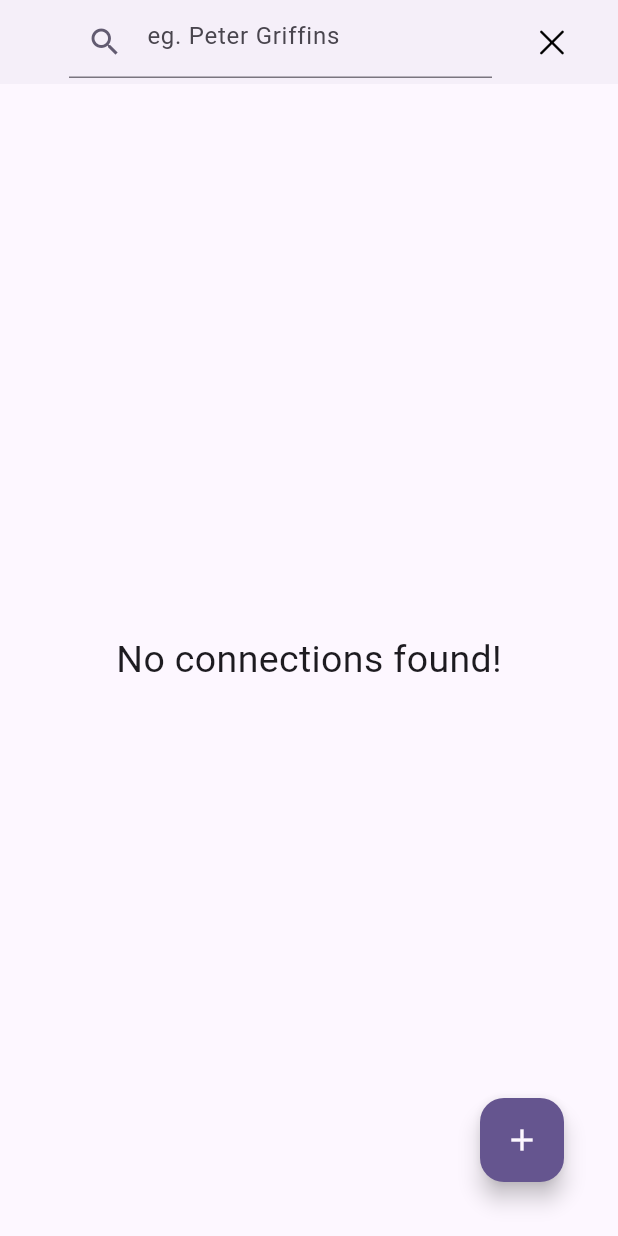
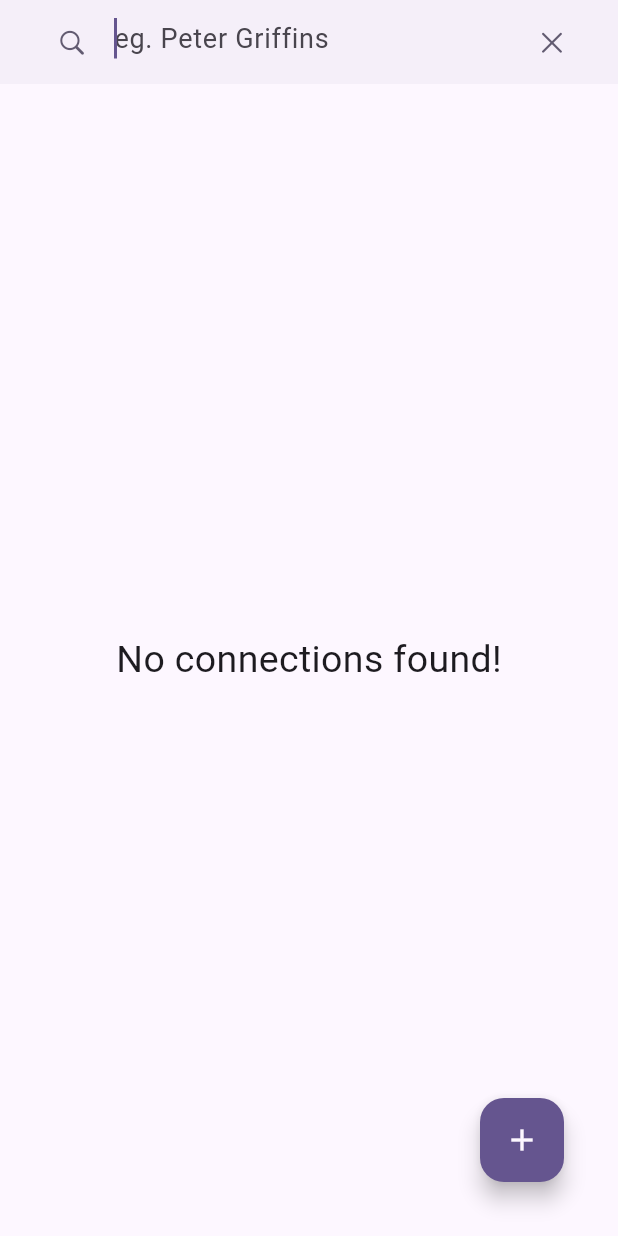
Before and after one commit to devzaq/Fake-Chats, a Flutter app: the HomeScreen screen opened directly, after a tap on the "search" icon, on a phone screen of 412 x 824 dp. Run offline on Flutter 3.47's test engine with Material 3 defaults, Android fonts, the phone set to English and light mode, and no system bars; our stand-ins replace cached_network_image, cloud_firestore, firebase_auth, firebase_core, google_fonts, google_sign_in; accounts and stored records are empty.

Commit message:
implemented search

```diff
--- a/lib/screens/home_screen.dart
+++ b/lib/screens/home_screen.dart
@@ -29,29 +29,64 @@ class _HomeScreenState extends State<HomeScreen> {
 
   @override
   Widget build(BuildContext context) {
-    return Scaffold(
+    return GestureDetector(
+      onTap: () => FocusScope.of(context).unfocus(),
+      child: PopScope(
+        canPop: false,
+        onPopInvoked: (didPop) {
+          if (didPop) return;
+          if (_isSearching) {
+            setState(() {
+              _isSearching = false;
+            });
+          } else {
+            Navigator.pop(context);
+          }
+        },
+        child: Scaffold(
           appBar: AppBar(
-
-        title: _isSearching?
-
-        Padding(
-          padding: const EdgeInsets.only(left: 30),
+            title: _isSearching
+                ? Padding(
+                    padding: const EdgeInsets.only(left: 8),
                     child: TextField(
+                      autofocus: true,
+                      style: const TextStyle(fontSize: 18),
                       decoration: InputDecoration(
+                        border: InputBorder.none,
                         prefixIcon: Icon(
-                          Icons.search,
+                          CupertinoIcons.search,
+                          size: 20,
                           color: Theme.of(context).colorScheme.secondary,
                         ),
                         hintText: 'eg. Peter Griffins',
                       ),
+                      onChanged: (value) {
+                        _searchList.clear();
+                        for (var i in _list) {
+                          if ((i.name!
+                                      .toLowerCase()
+                                      .contains(value.toLowerCase()) ||
+                                  i.email!
+                                      .toLowerCase()
+                                      .contains(value.toLowerCase())) &&
+                              true) {
+                            _searchList.add(i);
+                            log(_searchList.toString());
+                            setState(() {
+                              _searchList;
+                            });
+                          }
+                        }
+                      },
                     ),
                   )
-
                 : const Text(
                     'Messages',
                     style: TextStyle(letterSpacing: .5, fontSize: 25),
                   ),
-        leading: _isSearching? null :const Icon(
+            leading: _isSearching
+                ? null
+                : const Icon(
                     CupertinoIcons.bolt_horizontal_circle,
                     size: 30,
                     color: Colors.blue,
@@ -65,6 +100,8 @@ class _HomeScreenState extends State<HomeScreen> {
                   },
                   icon: Icon(
                     _isSearching ? CupertinoIcons.clear : Icons.search,
+                    color: Theme.of(context).colorScheme.secondary,
+                    size: 20,
                   )),
               Visibility(
                 visible: !_isSearching,
@@ -90,8 +127,8 @@ class _HomeScreenState extends State<HomeScreen> {
             padding: const EdgeInsets.only(bottom: 20, right: 20),
             child: FloatingActionButton(
               onPressed: () async {
-            Navigator.push(
-                context, CustomPageRoute(child: ProfileScreen(user: APIs.me)));
+                Navigator.push(context,
+                    CustomPageRoute(child: ProfileScreen(user: APIs.me)));
               },
               backgroundColor: Theme.of(context).colorScheme.primary,
               child: Icon(
@@ -112,8 +149,9 @@ class _HomeScreenState extends State<HomeScreen> {
                   case ConnectionState.active:
                   case ConnectionState.done:
                     final data = snapshot.data?.docs;
-                _list =
-                    data?.map((e) => ChatUser.fromJson(e.data())).toList() ??
+                    _list = data
+                            ?.map((e) => ChatUser.fromJson(e.data()))
+                            .toList() ??
                         [];
                     if (_list.isEmpty) {
                       return const Center(
@@ -126,16 +164,23 @@ class _HomeScreenState extends State<HomeScreen> {
                       ));
                     }
                     return ListView.builder(
-                    itemCount: _list.length,
-                    padding: EdgeInsets.only(top: 10, bottom: mq.height * 0.1),
+                        itemCount:
+                            _isSearching ? _searchList.length : _list.length,
+                        padding:
+                            EdgeInsets.only(top: 10, bottom: mq.height * 0.1),
                         physics: const BouncingScrollPhysics(
                             parent: AlwaysScrollableScrollPhysics()),
                         itemBuilder: (context, index) {
-                      return ChatUserCard(user: _list[index]);
+                          return ChatUserCard(
+                              user: _isSearching
+                                  ? _searchList[index]
+                                  : _list[index]);
                           // return Text('Name: ${list[index].name}');
                         });
                 }
               }),
+        ),
+      ),
     );
   }
 }
```
Lines whose indentation alone changed are shown as unchanged.
